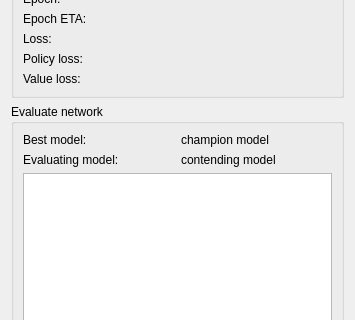
This is src/alphaDots/selfPlay/SelfPlayForm.ui in ofenrohr/ksquares as Qt 5 draws it before an edit; both pictures show x 0 to 355 and y 257 to 577 of the 355 by 687 pixel window. The edited form follows.
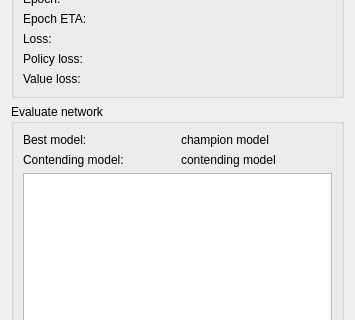
This is the edited form.

Commit message: dynamic model handling for self play

Patch:
```diff
--- a/src/alphaDots/selfPlay/SelfPlayForm.ui
+++ b/src/alphaDots/selfPlay/SelfPlayForm.ui
@@ -333,7 +333,7 @@
       <item row="1" column="0">
        <widget class="QLabel" name="label_17">
         <property name="text">
-         <string>Evaluating model:</string>
+         <string>Contending model:</string>
         </property>
        </widget>
       </item>
```
The commit also changes 14 other files.
